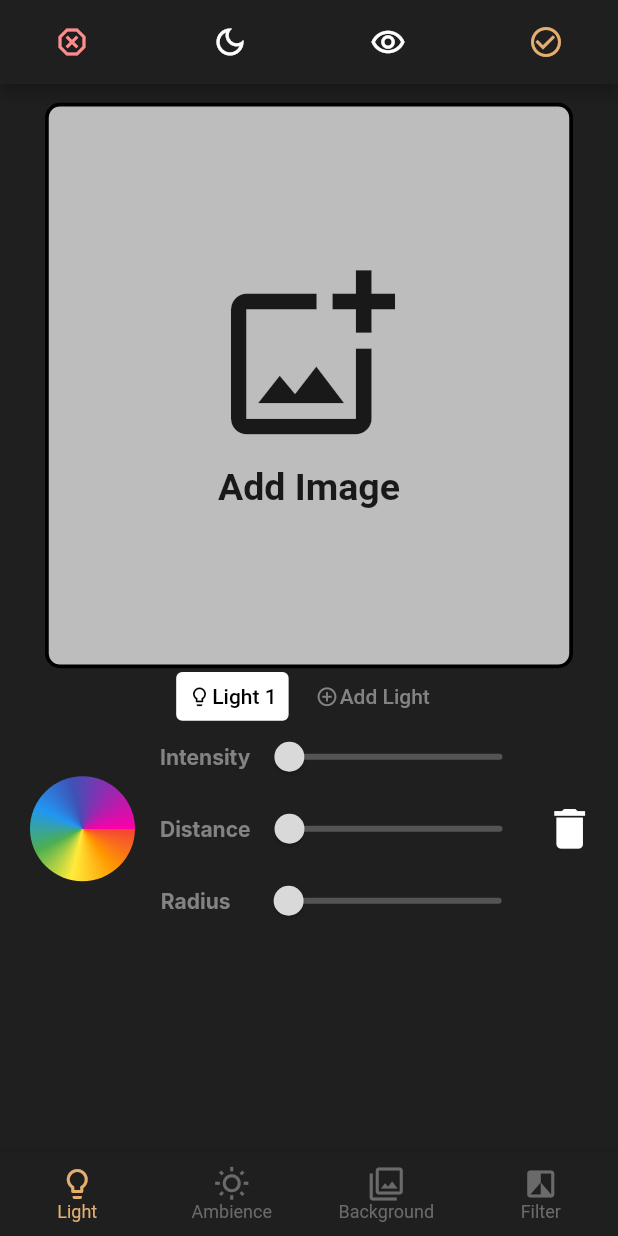
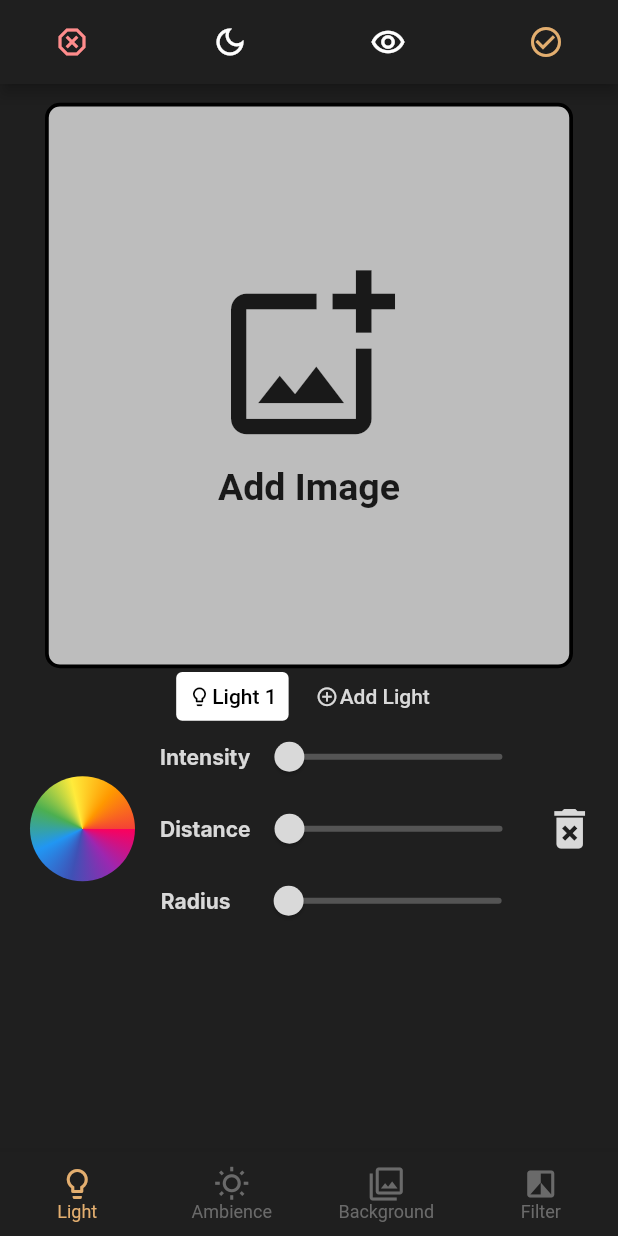
Before and after one commit to illuminate-project/illuminate-mobile, a Flutter app: the screen it shows after launch, on a phone screen of 412 x 824 dp. Run offline on Flutter 3.47's test engine with Material 2 defaults, Android fonts, the phone set to English and light mode, and no system bars; our stand-ins replace flutter_colorpicker, google_fonts, image_picker.

Commit message:
ColorPicker shows correct color when opened

```diff
--- a/lib/elements/color_selector.dart
+++ b/lib/elements/color_selector.dart
@@ -22,7 +22,9 @@ class _ColorSelectorState extends State<ColorSelector> {
               title: const Text('Select a Color'),
               content: SingleChildScrollView(
                 child: ColorPicker(
-                  pickerColor: const Color.fromARGB(255, 255, 255, 255),
+                  pickerColor: widget.colorWheelColor.length != 2
+                      ? Colors.white
+                      : widget.colorWheelColor[0],
                   paletteType: PaletteType.hueWheel,
                   onColorChanged: (Color color) {
                     widget.changeColor(color);
--- a/lib/elements/lights/lights_bar.dart
+++ b/lib/elements/lights/lights_bar.dart
@@ -52,14 +52,14 @@ class _LightsBarState extends State<LightsBar> {
                   Icon(
                     Icons.add_circle_outline,
                     size: 15,
-                    color: Color.fromARGB(255, 131, 131, 131),
+                    color: Color.fromARGB(255, 217, 217, 217),
                   ),
                   SizedBox(
                     width: 1,
                   ),
                   Text(
                     'Add Light',
-                    style: TextStyle(color: Color.fromARGB(255, 131, 131, 131)),
+                    style: TextStyle(color: Color.fromARGB(255, 217, 217, 217)),
                   )
                 ])))
       ]),
--- a/lib/elements/slider/slider_label.dart
+++ b/lib/elements/slider/slider_label.dart
@@ -15,7 +15,7 @@ class _SliderLabelState extends State<SliderLabel> {
     return Text(
       widget.label,
       style: GoogleFonts.inter(
-          color: const Color.fromARGB(255, 131, 131, 131),
+          color: const Color.fromARGB(255, 217, 217, 217),
           fontWeight: FontWeight.bold),
     );
   }
--- a/lib/home_page.dart
+++ b/lib/home_page.dart
@@ -22,14 +22,14 @@ class _HomePageState extends State<HomePage> {
   List<LightScreen> lightScreens = [];
   List<LightButton> lightsButtons = [];
   List<Color> rainbowColor = [
+    const Color.fromARGB(255, 252, 0, 92),
+    Colors.purple,
+    Colors.indigo,
+    Colors.blue,
+    Colors.green,
+    Colors.yellow,
+    Colors.orange,
     Colors.red,
-    Colors.orange,
-    Colors.yellow,
-    Colors.green,
-    Colors.blue,
-    Colors.indigo,
-    Colors.purple,
-    const Color.fromARGB(255, 252, 0, 168)
   ];
 
   @override
--- a/lib/screens/light_screen.dart
+++ b/lib/screens/light_screen.dart
@@ -65,8 +65,8 @@ class _LightScreenState extends State<LightScreen> {
             padding: const EdgeInsets.only(right: 10),
             iconSize: 35,
             onPressed: () => widget.removeLight(),
-            icon: const Icon(Icons.delete),
-            color: const Color.fromARGB(255, 255, 255, 255),
+            icon: const Icon(Icons.delete_forever),
+            color: const Color.fromARGB(255, 217, 217, 217),
           )
         ]);
   }
```
